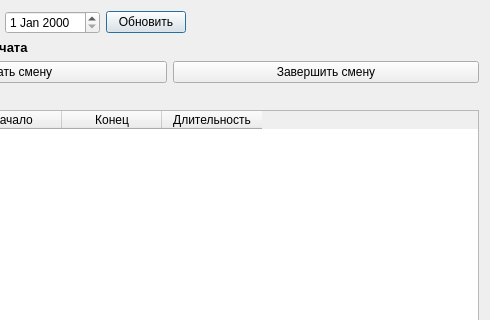
Above: ui/shiftsdialog.ui from MikhailBersenev/easyPOS before the change; both pictures show x 150 to 640 and y 0 to 320 of the 640 by 420 pixel window. Below: the same form after it.
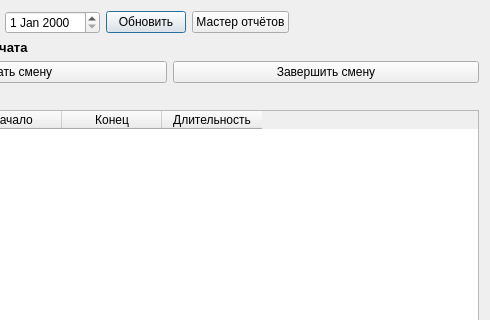
That is the form after the change.

Commit message: Add report management features and UI enhancements

Patch:
```diff
--- a/ui/shiftsdialog.ui
+++ b/ui/shiftsdialog.ui
@@ -43,6 +43,13 @@
        </property>
       </widget>
      </item>
+     <item>
+      <widget class="QPushButton" name="reportOdtButton">
+       <property name="text">
+        <string>Мастер отчётов</string>
+       </property>
+      </widget>
+     </item>
      <item>
       <spacer name="horizontalSpacer">
        <property name="orientation">
```
The commit also changes 42 other files.
